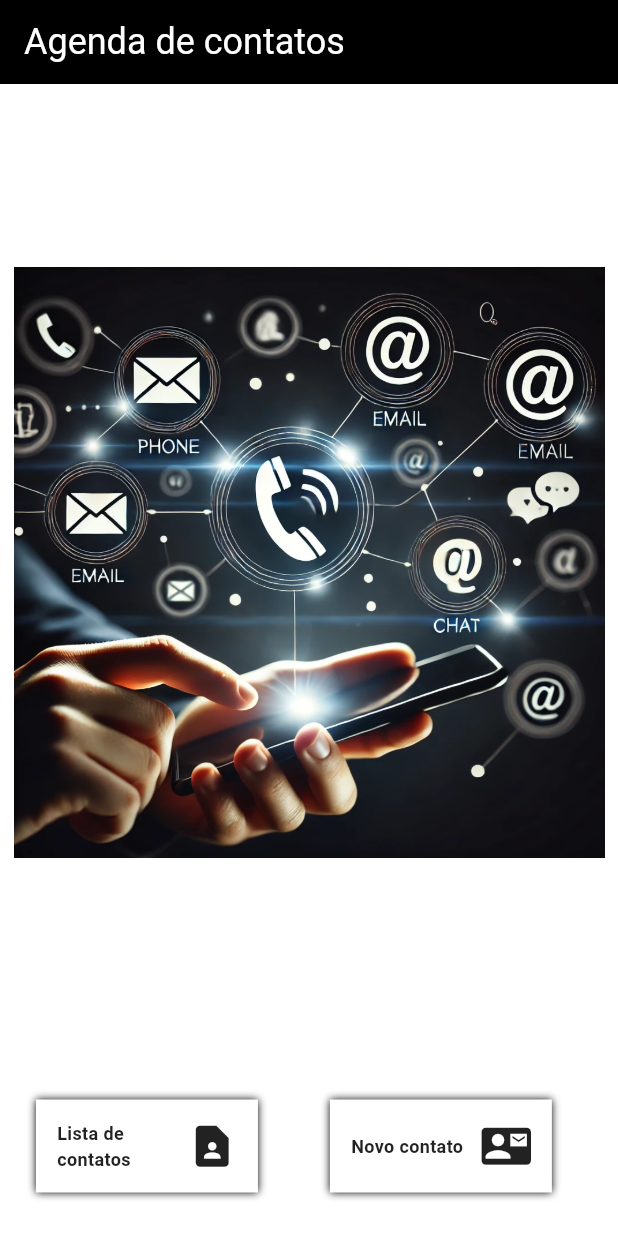
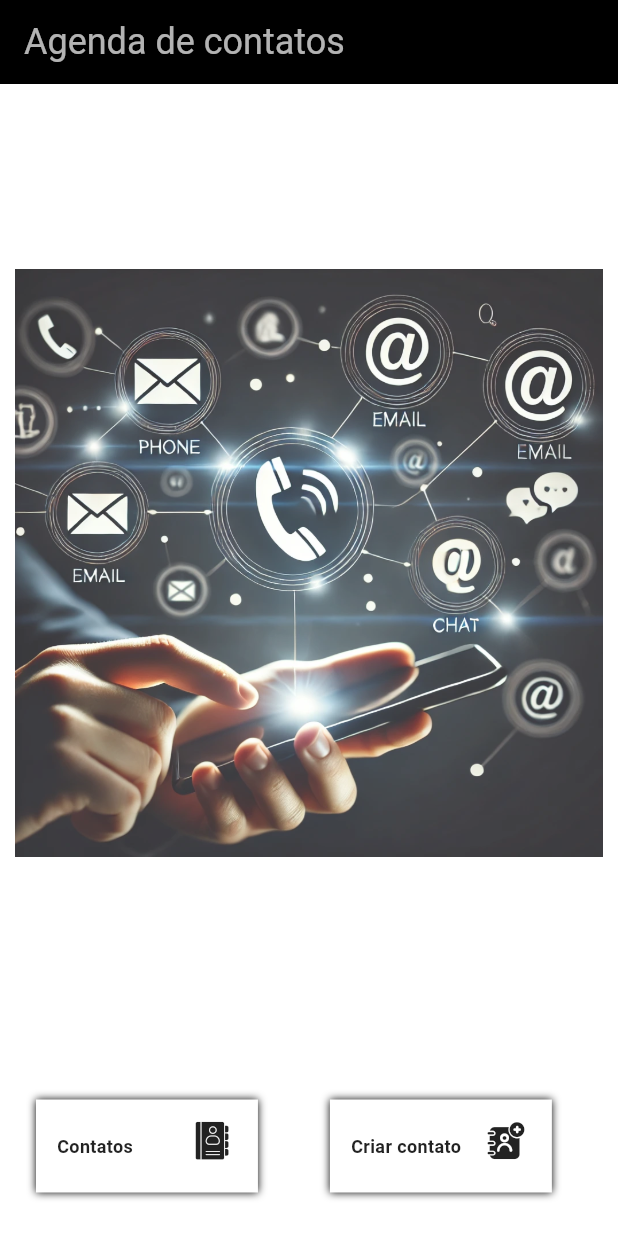
Before and after one commit to atevilson/App-Clean-Code, a Flutter app: the screen it shows after launch, on a phone screen of 412 x 824 dp. Run offline on Flutter 3.47's test engine with Material 3 defaults, Android fonts, the light colour scheme and no system bars; our stand-ins replace equatable, flutter_bloc, flutter_dotenv.

Commit message:
add media query para passar no width da img, ajuste nomenclatura

```diff
--- a/lib/src/features/user/presentation/pages/home_page.dart
+++ b/lib/src/features/user/presentation/pages/home_page.dart
@@ -1,4 +1,5 @@
 
+import 'package:clean_code_app/src/app/widgets/custom_icons.dart';
 import 'package:clean_code_app/src/app/widgets/item_menu.dart';
 import 'package:clean_code_app/src/features/user/presentation/pages/user_create_page.dart';
 import 'package:clean_code_app/src/features/user/presentation/pages/user_list_page.dart';
@@ -9,27 +10,31 @@ class HomePage extends StatelessWidget {
 
   @override
   Widget build(BuildContext context) {
+
+    double imgContatoFlex = MediaQuery.of(context).size.width;
+
     return Scaffold(
       appBar: AppBar(
         title:  const Text("Agenda de contatos",
-          style: TextStyle(
-            color: Colors.white,
-            fontSize: 24.0,
-          ),
         ),
       ),
       body: Column(
-          mainAxisAlignment: MainAxisAlignment.end,
-          children: [
-            Expanded(
-              child: Center(
-                child: Padding(
-                  padding: const EdgeInsets.all(9.0),
-                  child: Image.asset('images/contato.png'),
+        children: [
+          Expanded(
+            child: Center(
+              child: Padding(
+                padding: const EdgeInsets.all(10.0),
+                child: ColorFiltered(
+                  colorFilter: ColorFilter.mode(Colors.white70.withOpacity(0.2), BlendMode.lighten),
+                  child: Image.asset(
+                    'images/contato.png',
+                    width: (imgContatoFlex * 33.0),
+                  ),
                 ),
-              )
               ),
-            Padding(
+            ),
+          ),
+          Padding(
               padding: const EdgeInsets.all(15.0),
               child: SizedBox(
                 height: 100,
@@ -37,13 +42,13 @@ class HomePage extends StatelessWidget {
                   scrollDirection: Axis.horizontal,
                   children: <Widget> [
                     MenuItem(
-                      "Lista de contatos",
-                    Icons.contact_page,
+                      "Contatos",
+                      CustomIcons.contatos,
                       onClick: () => _userListPage(context),
                     ),
                     MenuItem(
-                      "Novo contato",
-                    Icons.contact_mail,
+                      "Criar contato",
+                      CustomIcons.criarContato,
                     onClick: () => _userCreatePage(context),
                   ),
                   ],
```
